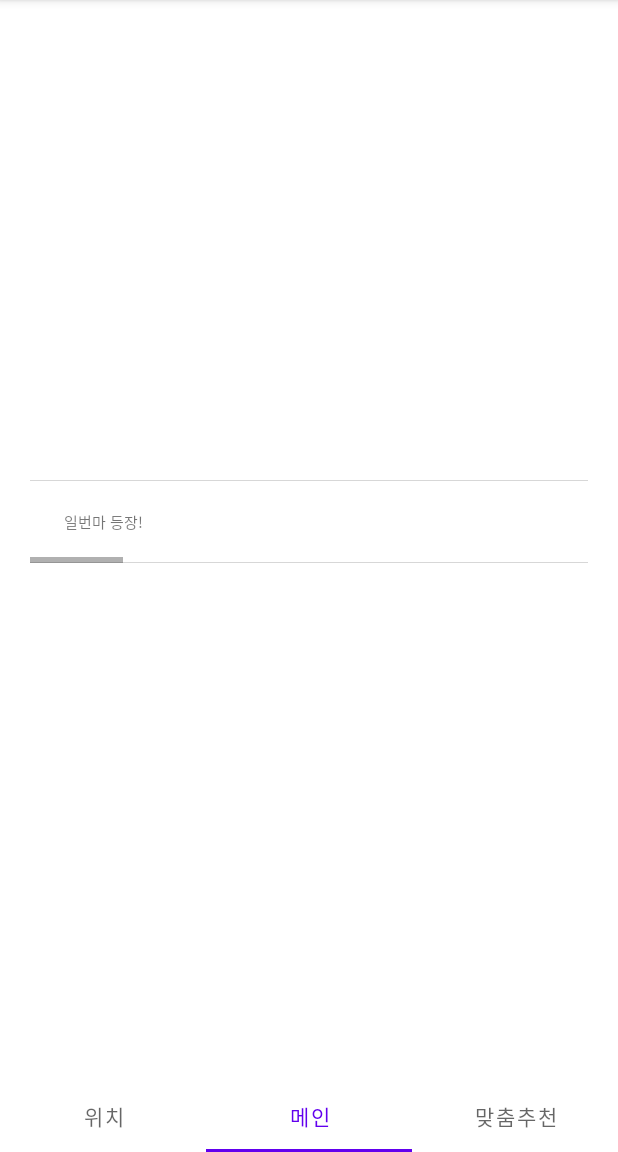
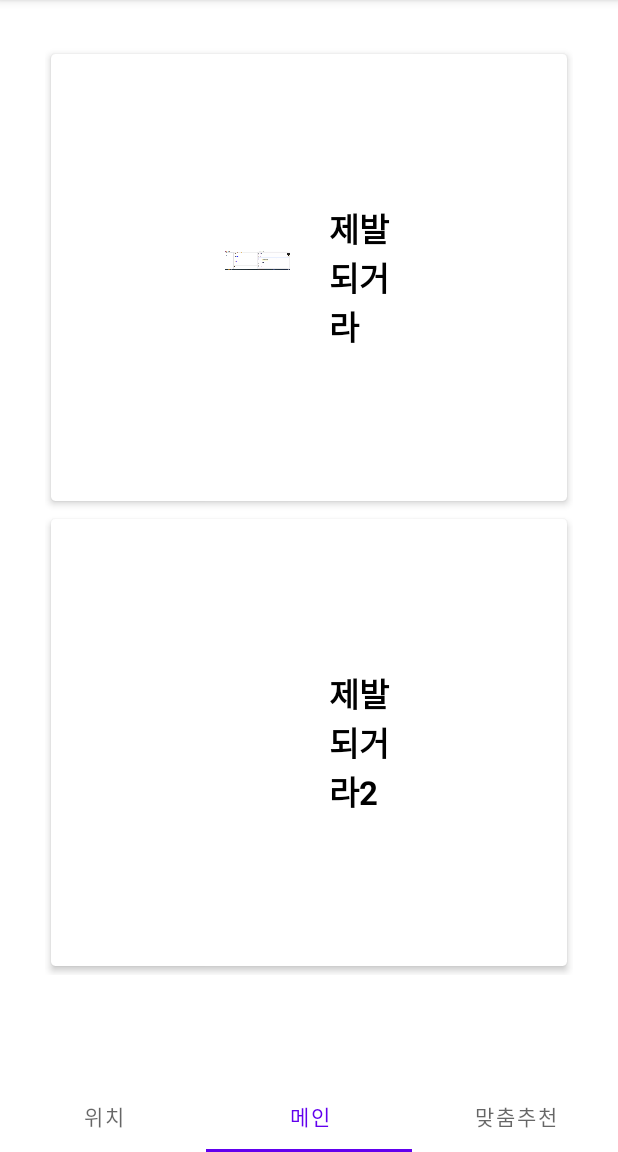
Before and after one commit to howordFEAKEK/GoTripProject, an Android app: the screen it shows after launch (MainActivity), item 2 of the bottom bar chosen, on a phone screen of 412 x 824 dp, the part 84-1236 px from its top. Run offline under Robolectric (Android 15) with nearby library versions, the phone set to English and light mode, and no system bars.

Commit message:
ADD CardView type A
카드뷰로 변경

```diff
--- a/GoTrips/app/build.gradle
+++ b/GoTrips/app/build.gradle
@@ -40,4 +40,6 @@ dependencies {
     //recyclerview
     //noinspection GradleCompatible
     implementation 'com.android.support:recyclerview-v7:26.+'
+    //CardView
+    implementation 'androidx.cardview:cardview:1.0.0'
 }
--- a/GoTrips/app/src/main/java/com/example/project_trip/MainActivity.java
+++ b/GoTrips/app/src/main/java/com/example/project_trip/MainActivity.java
@@ -2,6 +2,8 @@ package com.example.project_trip;
 
 import androidx.appcompat.app.AppCompatActivity;
 import androidx.fragment.app.FragmentManager;
+import androidx.recyclerview.widget.LinearLayoutManager;
+import androidx.recyclerview.widget.RecyclerView;
 import androidx.viewpager2.widget.ViewPager2;
 
 import android.os.Bundle;
@@ -14,14 +16,15 @@ public class MainActivity extends AppCompatActivity {
     ViewPager2 pager2;
     FragmentAdapter adapter;
 
-
     @Override
     protected void onCreate(Bundle savedInstanceState) {
         super.onCreate(savedInstanceState);
         setContentView(R.layout.activity_main);
 
+
         tabLayout = findViewById(R.id.tab_layout);
         pager2 = findViewById(R.id.view_pager2);
+
 
         FragmentManager fm = getSupportFragmentManager();
         adapter = new FragmentAdapter(fm , getLifecycle());
--- a/GoTrips/app/src/main/java/com/example/project_trip/MainFragment.java
+++ b/GoTrips/app/src/main/java/com/example/project_trip/MainFragment.java
@@ -1,6 +1,5 @@
 package com.example.project_trip;
 
-import android.content.Context;
 import android.os.Bundle;
 
 import androidx.annotation.Nullable;
@@ -13,46 +12,84 @@ import android.view.View;
 import android.view.ViewGroup;
 
 import java.util.ArrayList;
-import java.util.List;
 
 
 public class MainFragment extends Fragment {
 
     View v;
-    private RecyclerView myrecyclerview;
-    private List<Main_item> lstContext;
+    RecyclerView marylee;
+    RecyclerViewAdapter rcvAd;
 
     public MainFragment() {
         // Required empty public constructor
     }
 
 
+
     @Override
     public View onCreateView(LayoutInflater inflater, ViewGroup container,
                              Bundle savedInstanceState) {
-        // Inflate the layout for this fragment
-       v = inflater.inflate(R.layout.fragment_main, container, false);
-       myrecyclerview = (RecyclerView) v.findViewById(R.id.recycler_view);
+//        // Inflate the layout for this fragment
+//       v = inflater.inflate(R.layout.fragment_main, container, false);
+//       myrecyclerview = (RecyclerView) v.findViewById(R.id.recycler_view);
+//        LinearLayoutManager layoutManager = new LinearLayoutManager(getContext());
+//        layoutManager.setOrientation(LinearLayoutManager.HORIZONTAL);
+//        myrecyclerview.setLayoutManager(layoutManager);
+//       RecyclerViewAdapter recyclerViewAdapter = new RecyclerViewAdapter(getContext(),lstContext);
+//
+//       myrecyclerview.setAdapter(recyclerViewAdapter);
+//        return v;
+        v = inflater.inflate(R.layout.fragment_main, container, false);
+        marylee = v.findViewById(R.id.recycler_view);
+
         LinearLayoutManager layoutManager = new LinearLayoutManager(getContext());
-        layoutManager.setOrientation(LinearLayoutManager.HORIZONTAL);
-        myrecyclerview.setLayoutManager(layoutManager);
-       RecyclerViewAdapter recyclerViewAdapter = new RecyclerViewAdapter(getContext(),lstContext);
 
-       myrecyclerview.setAdapter(recyclerViewAdapter);
+        // 가로 모드
+        // layoutManager.setOrientation(LinearLayoutManager.HORIZONTAL);
+        marylee.setLayoutManager(layoutManager);
+
+        rcvAd = new RecyclerViewAdapter(this, getMyList());
+        marylee.setAdapter(rcvAd);
+
         return v;
 
     }
+
+    private ArrayList<Main_item> getMyList() {
+
+        ArrayList<Main_item> main_items = new ArrayList<>();
+
+        Main_item mi = new Main_item();
+
+        mi.setList("제발 되거라");
+        mi.setImg(R.drawable.abc);
+        main_items.add(mi);
+
+        mi = new Main_item();
+        mi.setList("제발 되거라2");
+        main_items.add(mi);
+
+
+        return main_items;
+    }
+
+
 
     @Override
     public void onCreate(@Nullable Bundle savedInstanceState) {
         super.onCreate(savedInstanceState);
 
-        lstContext = new ArrayList<>();
-        lstContext.add(new Main_item(" 일번마 등장!"));
-        lstContext.add(new Main_item(" 이번마 등장!"));
-        lstContext.add(new Main_item(" 삼번마 등장!"));
-        lstContext.add(new Main_item(" 사번마 등장!"));
-        lstContext.add(new Main_item(" 오번마 등장!"));
-        lstContext.add(new Main_item(" 육번마 등장!"));
+
+
+
+//        lstContext = new ArrayList<>();
+//        lstContext.add(new Main_item(" 일번마 등장!"));
+//        lstContext.add(new Main_item(" 이번마 등장!"));
+//        lstContext.add(new Main_item(" 삼번마 등장!"));
+//        lstContext.add(new Main_item(" 사번마 등장!"));
+//        lstContext.add(new Main_item(" 오번마 등장!"));
+//        lstContext.add(new Main_item(" 육번마 등장!"));
     }
+
+
 }
--- a/GoTrips/app/src/main/java/com/example/project_trip/Main_item.java
+++ b/GoTrips/app/src/main/java/com/example/project_trip/Main_item.java
@@ -2,20 +2,23 @@ package com.example.project_trip;
 
 public class Main_item {
 
-    private String List;
+    private String list;
+    private int img;
 
-    public Main_item() {
-    }
-
-    public Main_item(String list) {
-        List = list;
-    }
 
     public String getList() {
-        return List;
+        return list;
     }
 
     public void setList(String list) {
-        List = list;
+        this.list = list;
+    }
+
+    public int getImg() {
+        return img;
+    }
+
+    public void setImg(int img) {
+        this.img = img;
     }
 }
--- a/GoTrips/app/src/main/java/com/example/project_trip/RecyclerViewAdapter.java
+++ b/GoTrips/app/src/main/java/com/example/project_trip/RecyclerViewAdapter.java
@@ -4,33 +4,33 @@ import android.content.Context;
 import android.view.LayoutInflater;
 import android.view.View;
 import android.view.ViewGroup;
+import android.widget.ImageView;
 import android.widget.TextView;
 
 import androidx.annotation.NonNull;
 import androidx.recyclerview.widget.RecyclerView;
 
+import java.util.ArrayList;
 import java.util.List;
 
 public class RecyclerViewAdapter extends RecyclerView.Adapter<RecyclerViewAdapter.MyViewHolder> {
 
 
-    Context mContext;
-    List<Main_item> miData;
+    MainFragment mContext;
+    ArrayList<Main_item> miData;
 
-    public RecyclerViewAdapter(Context mContext, List<Main_item> miData){
+    public RecyclerViewAdapter(MainFragment mContext, ArrayList<Main_item> miData) {
         this.mContext = mContext;
         this.miData = miData;
     }
 
 
+    @NonNull
     @Override
     public MyViewHolder onCreateViewHolder(@NonNull ViewGroup parent, int viewType) {
+        View v = LayoutInflater.from(parent.getContext()).inflate(R.layout.row, null);
 
-        View v ;
-        v = LayoutInflater.from(mContext).inflate(R.layout.recycler_view_item_main,parent,false);
-        MyViewHolder vHolder = new MyViewHolder(v);
-
-        return vHolder;
+        return new MyViewHolder(v);
 
     }
 
@@ -38,6 +38,8 @@ public class RecyclerViewAdapter extends RecyclerView.Adapter<RecyclerViewAdapte
     public void onBindViewHolder(@NonNull MyViewHolder holder, int position) {
 
         holder.tv_list.setText(miData.get(position).getList());
+        holder.tv_imglist.setImageResource(miData.get(position).getImg());
+
     }
 
     @Override
@@ -45,16 +47,19 @@ public class RecyclerViewAdapter extends RecyclerView.Adapter<RecyclerViewAdapte
         return miData.size();
     }
 
+
+    // 뷰 홀더 클래스
+
     public static class MyViewHolder extends RecyclerView.ViewHolder{
 
         private TextView tv_list;
-
+        private ImageView tv_imglist;
 
         public MyViewHolder(@NonNull View itemView) {
             super(itemView);
 
-            tv_list = (TextView) itemView.findViewById(R.id.main_list_id);
-
+            this.tv_list = itemView.findViewById(R.id.title_id);
+            this.tv_imglist = itemView.findViewById(R.id.icon_rv);
 
         }
     }
--- a/GoTrips/app/src/main/res/layout/fragment_main.xml
+++ b/GoTrips/app/src/main/res/layout/fragment_main.xml
@@ -2,10 +2,11 @@
 <LinearLayout
     xmlns:android="http://schemas.android.com/apk/res/android"
     xmlns:tools="http://schemas.android.com/tools"
-    android:layout_width="wrap_content"
+    android:layout_width="match_parent"
     android:layout_height="match_parent"
     tools:context=".MainFragment"
-    android:padding="20dp"
+    android:orientation="vertical"
+    android:layout_margin="0dp"
 
 
     >
@@ -13,12 +14,9 @@
     <androidx.recyclerview.widget.RecyclerView
 
         android:id="@+id/recycler_view"
-        android:layout_width="wrap_content"
+        android:layout_width="match_parent"
         android:layout_height="wrap_content"
-        android:layout_marginTop="300dp"
-        android:layout_marginBottom="150dp"
-        android:scrollbars="horizontal"
-        android:background="@drawable/border"
+        android:layout_margin="30dp"
 
         />
 
--- a/GoTrips/app/src/main/res/layout/recycler_view_item_main.xml
+++ /dev/null
@@ -1,26 +0,0 @@
-<?xml version="1.0" encoding="utf-8"?>
-<LinearLayout xmlns:android="http://schemas.android.com/apk/res/android"
-    android:layout_width="match_parent"
-    android:layout_height="match_parent"
-    android:layout_margin="20dp"
-    >
-
-    <LinearLayout
-        android:layout_width="wrap_content"
-        android:layout_height="wrap_content"
-        android:orientation="vertical"
-        android:padding="0dp"
-       >
-
-        <TextView
-            android:id="@+id/main_list_id"
-            android:layout_width="wrap_content"
-            android:layout_height="wrap_content"
-            android:text="안녕하세요"
-            android:textSize="10dp"
-
-            />
-    </LinearLayout>
-
-
-</LinearLayout>
--- /dev/null
+++ b/GoTrips/app/src/main/res/layout/row.xml
@@ -0,0 +1,45 @@
+<?xml version="1.0" encoding="utf-8"?>
+<androidx.cardview.widget.CardView xmlns:android="http://schemas.android.com/apk/res/android"
+    android:layout_width="match_parent"
+    android:layout_height="wrap_content"
+    xmlns:app="http://schemas.android.com/apk/res-auto"
+    app:cardCornerRadius="3dp"
+    app:cardElevation="3dp"
+    app:cardUseCompatPadding="true"
+    android:layout_margin="50dp"
+
+    >
+
+    <RelativeLayout
+        android:layout_width="match_parent"
+        android:layout_height="wrap_content"
+        android:padding="100dp"
+
+        >
+
+        <ImageView
+            android:layout_width="75dp"
+            android:layout_height="75dp"
+            android:padding="16dp"
+            android:id="@+id/icon_rv"
+            android:src="@mipmap/ic_launcher"
+            />
+
+        <TextView
+            android:layout_width="wrap_content"
+            android:layout_height="wrap_content"
+            android:id="@+id/title_id"
+            android:text="Title"
+            android:textSize="22sp"
+            android:textColor="@color/black"
+            android:textStyle="bold"
+            android:layout_toRightOf="@id/icon_rv"
+            android:layout_toEndOf="@id/icon_rv"
+            android:layout_marginLeft="10dp"
+            android:layout_marginStart="10dp"/>
+
+
+
+    </RelativeLayout>
+
+</androidx.cardview.widget.CardView>
```
Also changed, not shown: GoTrips/app/src/main/res/drawable-v24/abc.png (added).
